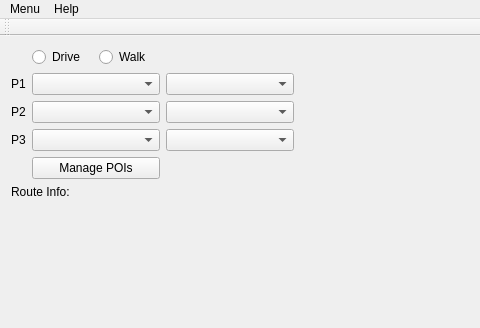
Above: project_cpp/mapexplorer.ui from FerranGarcia/city-map before the change; both pictures show x 0 to 480 and y 0 to 328 of the 1331 by 645 pixel window. Below: the same form after it.
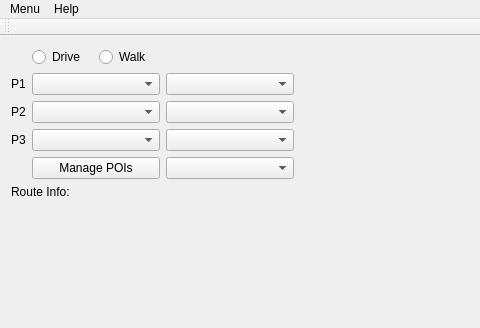
That is the form after the change. Custom widgets are drawn as their Qt base class.

The edit to the form file:
```diff
--- a/project_cpp/mapexplorer.ui
+++ b/project_cpp/mapexplorer.ui
@@ -193,6 +193,9 @@
         </property>
        </widget>
       </item>
+      <item row="4" column="3">
+       <widget class="QComboBox" name="poiDisplayComboBox"/>
+      </item>
      </layout>
     </item>
     <item>
```
Left out of the diff: 72 changed lines with no effect on the pictures.
